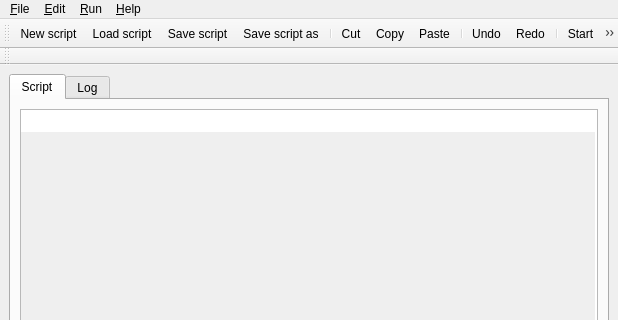
awacha/cct, file cct/qtgui/measurement/scripteditor/scripteditor.ui: the form before one commit; both pictures show x 0 to 618 and y 0 to 320 of the 618 by 536 pixel window.
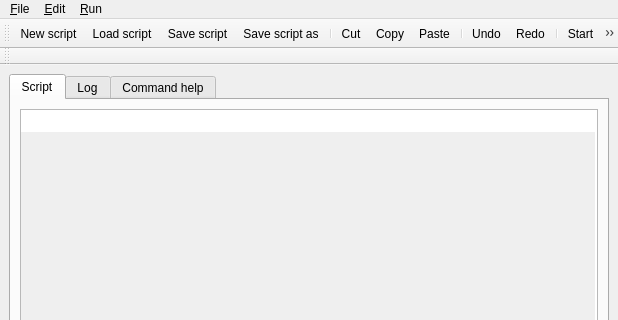
The form after the commit. Icons and pictures are not drawn.

Commit message: New command help window

Patch:
```diff
--- a/cct/qtgui/measurement/scripteditor/scripteditor.ui
+++ b/cct/qtgui/measurement/scripteditor/scripteditor.ui
@@ -69,6 +69,17 @@
         </item>
        </layout>
       </widget>
+      <widget class="QWidget" name="docs">
+       <attribute name="icon">
+        <iconset theme="help"/>
+       </attribute>
+       <attribute name="title">
+        <string>Command help</string>
+       </attribute>
+       <attribute name="toolTip">
+        <string>Help on commands</string>
+       </attribute>
+      </widget>
      </widget>
     </item>
     <item>
@@ -119,15 +130,9 @@
     <addaction name="actionStart"/>
     <addaction name="actionPause"/>
    </widget>
-   <widget class="QMenu" name="menu_Help">
-    <property name="title">
-     <string>&amp;Help</string>
-    </property>
-   </widget>
    <addaction name="menuFile"/>
    <addaction name="menuEdit"/>
    <addaction name="menu_Run"/>
-   <addaction name="menu_Help"/>
   </widget>
   <widget class="QStatusBar" name="statusbar"/>
   <widget class="QToolBar" name="toolBar">
```
Left out of the diff: 3 changed lines with no effect on the pictures. The commit also changes 5 other files.
